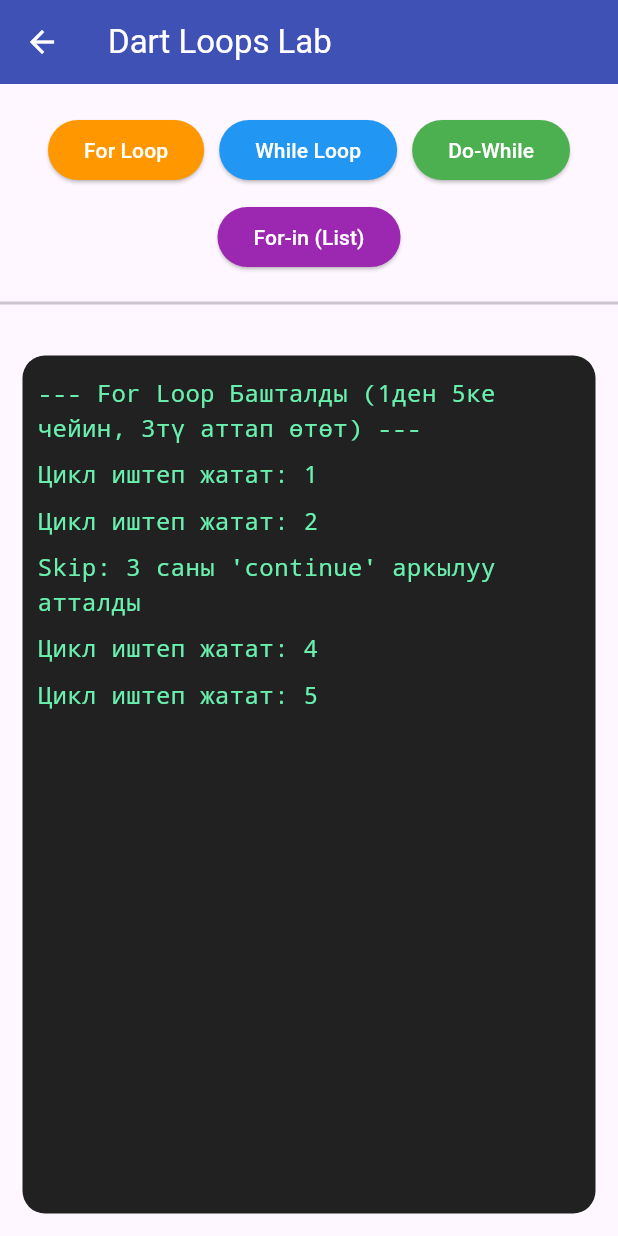
After one commit to TuratDev/dart_lessons, a Flutter app: the LoopsMasterPage screen opened directly, after a tap on "For Loop", on a phone screen of 412 x 824 dp. The commit adds this screen. Run offline on Flutter 3.47's test engine with Material 3 defaults, Android fonts, the phone set to English and light mode, and no system bars.

Commit message:
For and While, List

```diff
--- /dev/null
+++ b/lib/bin/for_while.dart
@@ -0,0 +1,39 @@
+import 'package:flutter/foundation.dart';
+
+void main() {
+  // for цикл боюнча мисал
+  for (int i = 1; i <= 10; i++) {
+    if (i == 3) {
+      continue;
+    }
+    if (kDebugMode) {
+      print('For цикл айлануусу: $i');
+    }
+  }
+
+  // while цикл боюнча мисал
+  int j = 1;
+  while (j <= 10) {
+    if (kDebugMode) {
+      print('While цикл айлануусу: $j');
+    }
+    j++;
+  }
+
+  int san = 6;
+  // do-while цикл боюнча мисал
+  do {
+    if (kDebugMode) {
+      print('Do-While цикл айлануусу: $san');
+    }
+    san++;
+  } while (san <= 10);
+
+  List<String> jashylchalar = ['Алма', 'Банан', 'Апельсин', 'Манго', 'Өрүк'];
+  // for-in цикл боюнча мисал
+  for (String fruit in jashylchalar) {
+    if (kDebugMode) {
+      print('Жемиш: $fruit');
+    }
+  }
+}
--- /dev/null
+++ b/lib/lesson_pages/for_while_loops.dart
@@ -0,0 +1,140 @@
+import 'package:flutter/material.dart';
+
+class LoopsMasterPage extends StatefulWidget {
+  const LoopsMasterPage({super.key});
+
+  @override
+  State<LoopsMasterPage> createState() => _LoopsMasterPageState();
+}
+
+class _LoopsMasterPageState extends State<LoopsMasterPage> {
+  // Маалыматтар тизмеси (List)
+  List<String> jashylchalar = ['Алма', 'Банан', 'Апельсин', 'Манго', 'Өрүк'];
+  List<String> logMessages = [];
+
+  // 1. For Loop - Сандарды тизмеге кошуу
+  void runForLoop() {
+    setState(() {
+      logMessages.clear();
+      logMessages.add(
+        "--- For Loop Башталды (1ден 5ке чейин, 3тү аттап өтөт) ---",
+      );
+      for (int i = 1; i <= 5; i++) {
+        if (i == 3) {
+          logMessages.add("Skip: 3 саны 'continue' аркылуу атталды");
+          continue;
+        }
+        logMessages.add("Цикл иштеп жатат: $i");
+      }
+    });
+  }
+
+  // 2. While Loop - Шарт аткарылганча иштейт
+  void runWhileLoop() {
+    setState(() {
+      logMessages.clear();
+      logMessages.add("--- While Loop Башталды ---");
+      int j = 1;
+      while (j <= 10) {
+        logMessages.add("While айлануусу: $j");
+        j++;
+      }
+    });
+  }
+
+  // 3. Do-While Loop - Жок дегенде бир жолу иштеген цикл
+  void runDoWhileLoop() {
+    setState(() {
+      logMessages.clear();
+      logMessages.add("--- Do-While Loop Башталды ---");
+      int san = 1;
+      do {
+        logMessages.add("Do-While иштеди: $san");
+        san++;
+      } while (san <= 2);
+    });
+  }
+
+  // 4. For-in Loop - Тизме (List) менен иштөө
+  void runForInLoop() {
+    setState(() {
+      logMessages.clear();
+      logMessages.add("--- For-in Loop (Тизмедеги жемиштер) ---");
+      for (var fruit in jashylchalar) {
+        logMessages.add("Тизмеден алынды: $fruit");
+      }
+    });
+  }
+
+  @override
+  Widget build(BuildContext context) {
+    return Scaffold(
+      appBar: AppBar(
+        title: const Text("Dart Loops Lab"),
+        backgroundColor: Colors.indigo,
+        foregroundColor: Colors.white,
+      ),
+      body: Column(
+        children: [
+          const SizedBox(height: 20),
+          // Башкаруу баскычтары
+          Wrap(
+            spacing: 10,
+            runSpacing: 10,
+            alignment: WrapAlignment.center,
+            children: [
+              _buildButton("For Loop", Colors.orange, runForLoop),
+              _buildButton("While Loop", Colors.blue, runWhileLoop),
+              _buildButton("Do-While", Colors.green, runDoWhileLoop),
+              _buildButton("For-in (List)", Colors.purple, runForInLoop),
+            ],
+          ),
+          const Divider(height: 40, thickness: 2),
+          // Натыйжаны көрсөтүүчү экран
+          Expanded(
+            child: Container(
+              margin: const EdgeInsets.all(15),
+              padding: const EdgeInsets.all(10),
+              decoration: BoxDecoration(
+                color: Colors.black87,
+                borderRadius: BorderRadius.circular(15),
+              ),
+              child: logMessages.isEmpty
+                  ? const Center(
+                      child: Text(
+                        "Баскычты басып, циклды иштетиңиз!",
+                        style: TextStyle(color: Colors.white70),
+                      ),
+                    )
+                  : ListView.builder(
+                      itemCount: logMessages.length,
+                      itemBuilder: (context, index) {
+                        return Padding(
+                          padding: const EdgeInsets.symmetric(vertical: 4),
+                          child: Text(
+                            logMessages[index],
+                            style: const TextStyle(
+                              color: Colors.greenAccent,
+                              fontFamily: 'Courier',
+                              fontSize: 16,
+                            ),
+                          ),
+                        );
+                      },
+                    ),
+            ),
+          ),
+        ],
+      ),
+    );
+  }
+
+  // Баскыч жасоочу функция
+  Widget _buildButton(String text, Color color, VoidCallback onPressed) {
+    return ElevatedButton(
+      style: ElevatedButton.styleFrom(backgroundColor: color),
+      onPressed: onPressed,
+      child: Text(text, style: const TextStyle(color: Colors.white)),
+    );
+  }
+}
```
Also changed, not shown: lib/home_page.dart (+21 -3 lines), lib/lesson_pages/ternary_operators.dart (+4 -4 lines).
